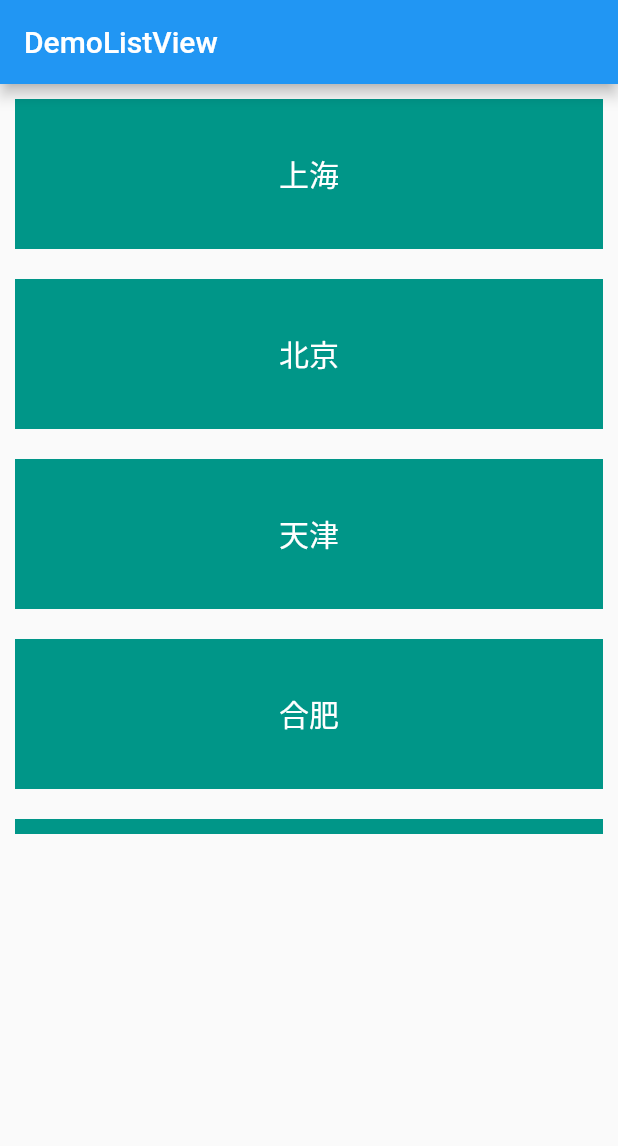
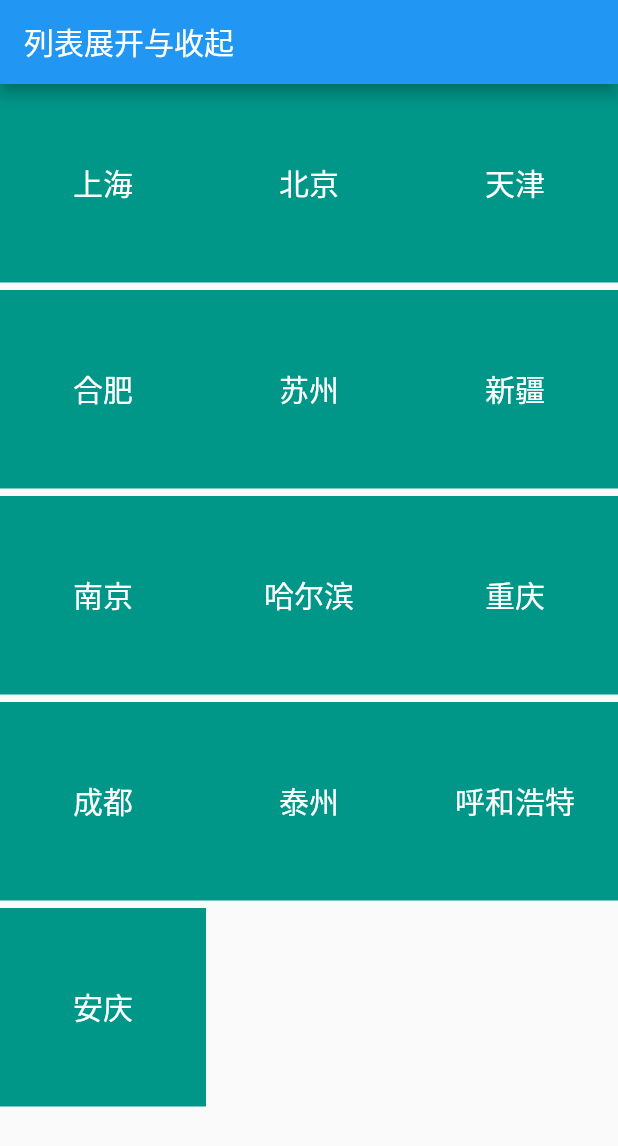
Before and after one commit to xld1393679430/flutter_trip, a Flutter app: the screen it shows after launch, on a phone screen of 412 x 824 dp. Shown: the top 1146 px of the screen. Run offline on Flutter 3.47's test engine with Material 2 defaults, Android fonts, the phone set to English and light mode, and no system bars; our stand-ins replace flutter_swiper, shared_preferences.

```diff
--- /dev/null
+++ b/lib/demo/DemoExpansionTitle.dart
@@ -0,0 +1,79 @@
+import 'package:flutter/material.dart';
+
+const CITY_NAMES = {
+  "北京": [
+    "东城区",
+    "西城区",
+    "朝阳区",
+    "丰台区",
+  ],
+  "上海": [
+    "黄浦区",
+    "徐汇区",
+    "长宁区",
+    "静安区",
+  ],
+  "广州": [
+    "越秀",
+    "海珠",
+    "天河",
+    "白云",
+  ],
+  "深圳": [
+    "南山",
+    "西城区",
+    "朝阳区",
+    "丰台区",
+  ],
+};
+
+class DemoExpansionTitle extends StatefulWidget {
+  @override
+  _DemoExpansionTitleState createState() => _DemoExpansionTitleState();
+}
+
+class _DemoExpansionTitleState extends State<DemoExpansionTitle> {
+  @override
+  Widget build(BuildContext context) {
+    return MaterialApp(
+      home: Scaffold(
+        appBar: AppBar(
+          title: Text("列表展开与收起"),
+        ),
+        body: ListView(
+          children: _buildList(),
+        ),
+      ),
+    );
+  }
+
+  List<Widget> _buildList() {
+    List<Widget> widgets = [];
+    CITY_NAMES.keys.forEach((key) {
+      widgets.add(_buildItem(key, CITY_NAMES[key]));
+    });
+    return widgets;
+  }
+
+  Widget _buildItem(String city, List<String> subCities) {
+    return ExpansionTile(
+      title: Text(
+        city,
+        style: TextStyle(color: Colors.black45, fontSize: 20),
+      ),
+      children: subCities.map((subCity) => _buildSubCity(subCity)).toList(),
+    );
+  }
+
+  Widget _buildSubCity(String subCity) {
+    return FractionallySizedBox(
+      widthFactor: 1,
+      child: Container(
+        height: 50,
+        margin: EdgeInsets.only(bottom: 5),
+        decoration: BoxDecoration(color: Colors.lightBlueAccent),
+        child: Text(subCity),
+      ),
+    );
+  }
+}
--- /dev/null
+++ b/lib/demo/DemoGridView.dart
@@ -0,0 +1,55 @@
+import 'package:flutter/material.dart';
+
+const CITY_NAMES = [
+  "上海",
+  "北京",
+  "天津",
+  "合肥",
+  "苏州",
+  "新疆",
+  "南京",
+  "哈尔滨",
+  "重庆",
+  "成都",
+  "泰州",
+  "呼和浩特",
+  "安庆"
+];
+
+class DemoGridView extends StatefulWidget {
+  @override
+  _DemoGridViewState createState() => _DemoGridViewState();
+}
+
+class _DemoGridViewState extends State<DemoGridView> {
+  @override
+  Widget build(BuildContext context) {
+    return MaterialApp(
+      home: Scaffold(
+          appBar: AppBar(
+            title: Text("列表展开与收起"),
+          ),
+          body: GridView.count(
+            crossAxisCount: 3,
+            children: _buildList(),
+          )),
+    );
+  }
+
+  List<Widget> _buildList() {
+    return CITY_NAMES.map((city) => _buildItem(city)).toList();
+  }
+
+  Widget _buildItem(String city) {
+    return Container(
+      height: 80,
+      margin: EdgeInsets.only(bottom: 5),
+      alignment: Alignment.center,
+      decoration: BoxDecoration(color: Colors.teal),
+      child: Text(
+        city,
+        style: TextStyle(color: Colors.white, fontSize: 20),
+      ),
+    );
+  }
+}
--- a/lib/main.dart
+++ b/lib/main.dart
@@ -1,6 +1,6 @@
 import 'package:flutter/material.dart';
-import 'package:flutter_trip/demo/DemoListView.dart';
+import 'package:flutter_trip/demo/DemoGridView.dart';
 
 void main() {
-  runApp(DemoListView());
+  runApp(DemoGridView());
 }
```
